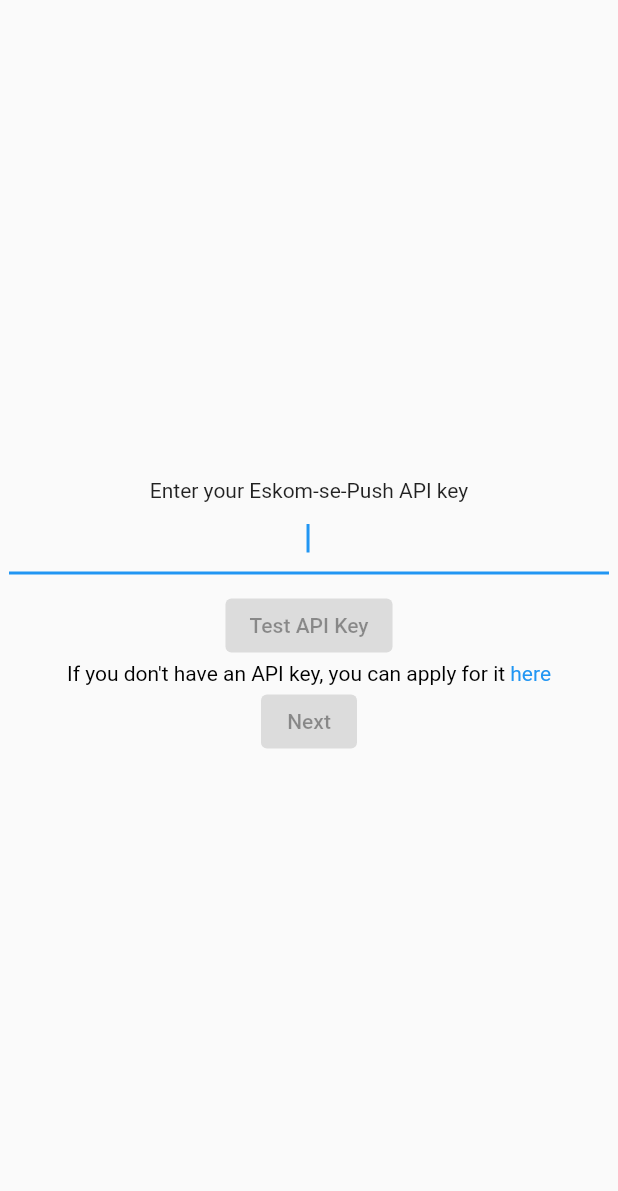
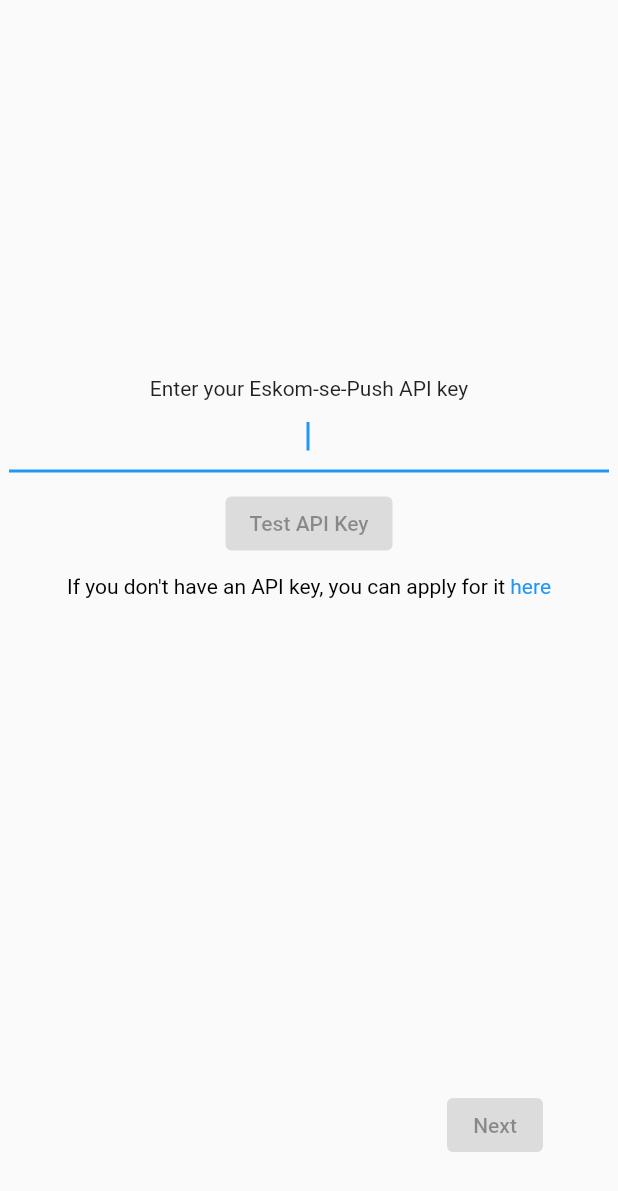
Before and after one commit to ZimboPro/flutter-rust-eskom, a Flutter app: the screen it shows after launch, on a phone screen of 412 x 824 dp. Shown: the top 1191 px of the screen. Run offline on Flutter 3.47's test engine with Material 2 defaults, Android fonts, the phone set to English and light mode, and no system bars; our stand-ins replace go_router, shared_preferences; missing offline and left inert: dart:ffi, flutter_rust_bridge, window_manager.

Commit message:
Improve setup page

```diff
--- a/lib/screens/setup.dart
+++ b/lib/screens/setup.dart
@@ -16,9 +16,11 @@ class SetupPage extends StatefulWidget {
 class _SetupPageState extends State<SetupPage> {
   final apiKeyController = TextEditingController();
   final Future<SharedPreferences> _prefs = SharedPreferences.getInstance();
+
   bool isValidApiKey = false;
   bool showErrorMessage = false;
   bool enableTestBtn = false;
+  bool testingKey = false;
 
   @override
   void dispose() {
@@ -34,10 +36,15 @@ class _SetupPageState extends State<SetupPage> {
           crossAxisAlignment: CrossAxisAlignment.center,
           mainAxisAlignment: MainAxisAlignment.center,
           children: [
+            Expanded(
+              child: Column(
+                  mainAxisAlignment: MainAxisAlignment.center,
+                  children: [
                     const Text("Enter your Eskom-se-Push API key"),
                     SizedBox(
                       width: 400,
                       child: TextField(
+                        enabled: !testingKey,
                         autofocus: true,
                         textAlign: TextAlign.center,
                         controller: apiKeyController,
@@ -49,15 +56,17 @@ class _SetupPageState extends State<SetupPage> {
                       ),
                     ),
                     Padding(
-              padding: EdgeInsets.only(top: 10),
+                      padding: const EdgeInsets.only(top: 10),
                       child: ElevatedButton(
-                onPressed: enableTestBtn
+                        onPressed: enableTestBtn && !testingKey
                             ? () async {
                                 setState(() {
                                   showErrorMessage = false;
+                                  testingKey = true;
                                 });
                                 ScaffoldMessenger.of(context).showSnackBar(
-                            const SnackBar(content: Text("Testing API key")));
+                                    const SnackBar(
+                                        content: Text("Testing API key")));
                                 final valid = await api.testApiKey(
                                     api: apiKeyController.value.text.trim());
                                 if (valid) {
@@ -67,11 +76,13 @@ class _SetupPageState extends State<SetupPage> {
                                   setState(() {
                                     isValidApiKey = true;
                                     showErrorMessage = false;
+                                    testingKey = false;
                                   });
                                 } else {
                                   setState(() {
                                     isValidApiKey = false;
                                     showErrorMessage = true;
+                                    testingKey = false;
                                   });
                                 }
                               }
@@ -79,29 +90,41 @@ class _SetupPageState extends State<SetupPage> {
                         child: const Text("Test API Key"),
                       ),
                     ),
-            RichText(
+                    Container(
+                      padding: const EdgeInsets.all(10),
+                      child: RichText(
                           text: TextSpan(children: [
                         const TextSpan(
                             style: const TextStyle(color: Colors.black),
-                  text: "If you don't have an API key, you can apply for it "),
+                            text:
+                                "If you don't have an API key, you can apply for it "),
                         TextSpan(
                             text: "here",
                             style: const TextStyle(color: Colors.blue),
                             recognizer: TapGestureRecognizer()
                               ..onTap = () {
-                      launchUrlString("https://eskomsepush.gumroad.com/l/api");
+                                launchUrlString(
+                                    "https://eskomsepush.gumroad.com/l/api");
                               })
                       ])),
-            ElevatedButton(
-                onPressed:
-                    isValidApiKey ? () => context.replaceNamed("home") : null,
+                    ),
+                    shouldShowErrorMsg(),
+                  ]),
+            ),
+            Row(
+              mainAxisAlignment: MainAxisAlignment.end,
+              crossAxisAlignment: CrossAxisAlignment.end,
+              children: [
+                Padding(
+                  padding: EdgeInsets.all(50),
+                  child: ElevatedButton(
+                      onPressed: isValidApiKey
+                          ? () => context.replaceNamed("home")
+                          : null,
                       child: const Text("Next")),
-            shouldShowErrorMsg(),
-            // ? const Text(
-            //     "Your API key is invalid",
-            //     style: TextStyle(color: Colors.red),
-            //   )
-            // : null,
+                )
+              ],
+            )
           ],
         ),
       ),
@@ -115,7 +138,7 @@ class _SetupPageState extends State<SetupPage> {
         style: TextStyle(color: Colors.red),
       );
     } else {
-      return Container();
+      return const Text("");
     }
   }
 }
```
Lines whose indentation alone changed are shown as unchanged.
